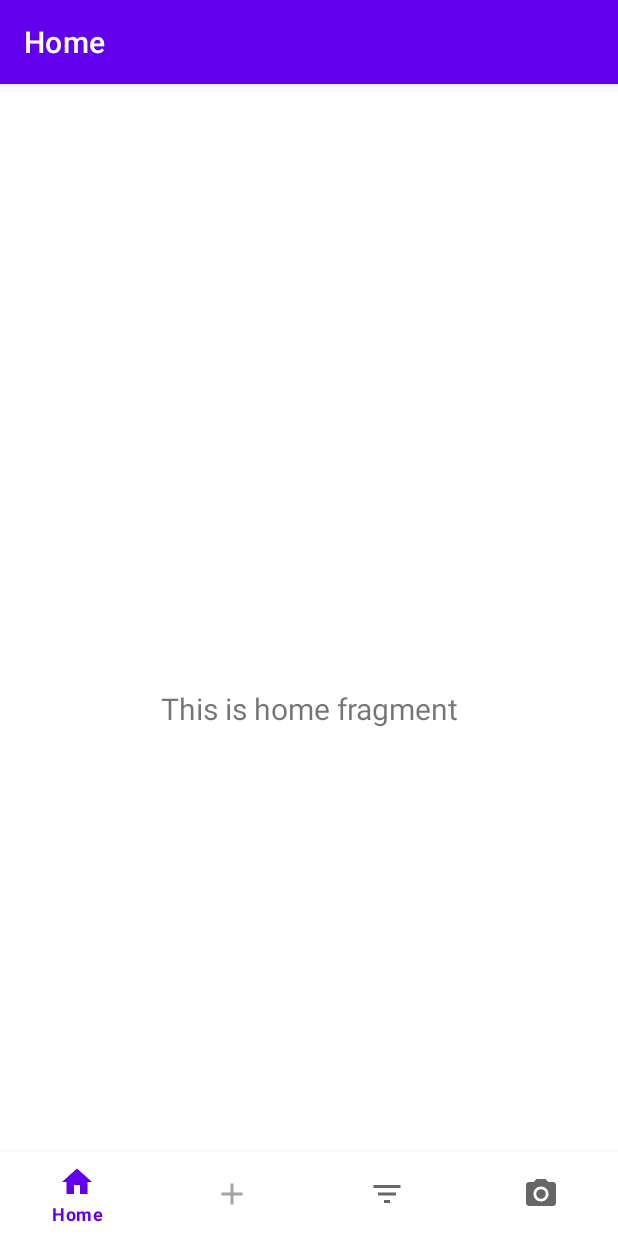
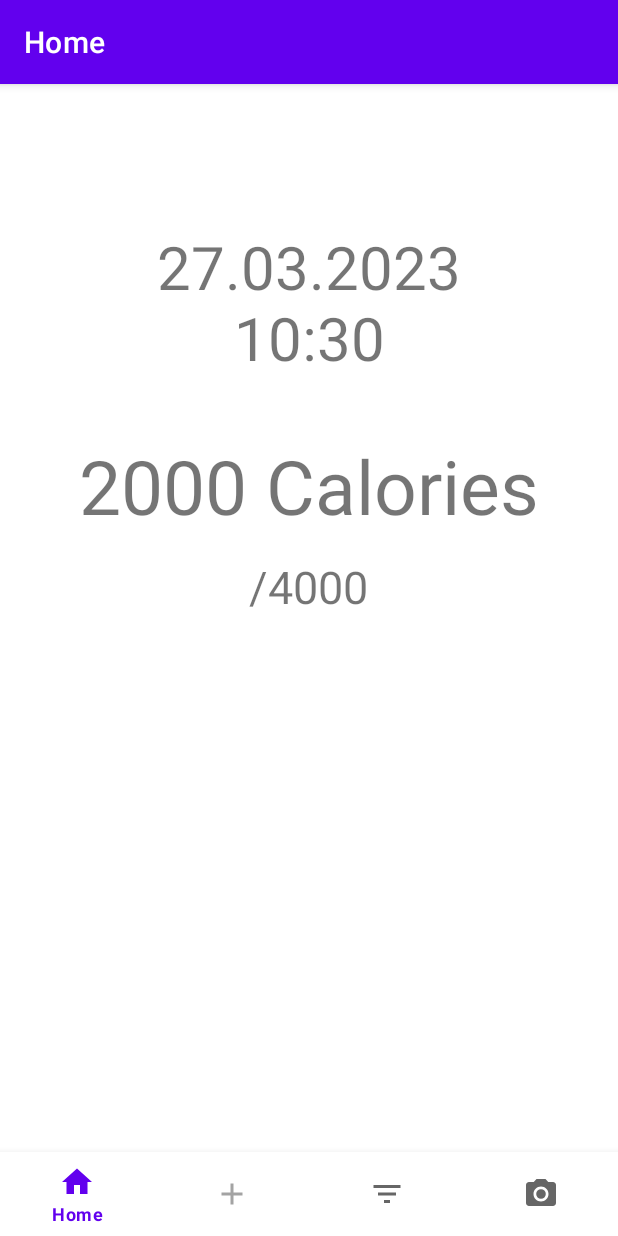
Before and after one commit to Pechlerbastian/NutriCoach, an Android app: the screen it shows after launch (MainActivity), on a phone screen of 412 x 824 dp. Run offline under Robolectric (Android 15) with nearby library versions, the light colour scheme and no system bars; our stand-ins replace navigation-ui.

Commit message:
refactor/add template

```diff
--- a/app/src/main/java/de/uniaugsburg/app/ui/camera/CameraFragment.java
+++ b/app/src/main/java/de/uniaugsburg/app/ui/camera/CameraFragment.java
@@ -5,7 +5,6 @@ import androidx.lifecycle.ViewModelProvider;
 import android.os.Bundle;
 
 import androidx.annotation.NonNull;
-import androidx.annotation.Nullable;
 import androidx.fragment.app.Fragment;
 
 import android.view.LayoutInflater;
@@ -13,10 +12,7 @@ import android.view.View;
 import android.view.ViewGroup;
 import android.widget.TextView;
 
-import de.uniaugsburg.app.R;
 import de.uniaugsburg.app.databinding.FragmentCameraBinding;
-import de.uniaugsburg.app.databinding.FragmentDashboardBinding;
-import de.uniaugsburg.app.ui.dashboard.DashboardViewModel;
 
 public class CameraFragment extends Fragment {
 
--- a/app/src/main/java/de/uniaugsburg/app/ui/home/HomeFragment.java
+++ b/app/src/main/java/de/uniaugsburg/app/ui/home/HomeFragment.java
@@ -8,8 +8,15 @@ import android.widget.TextView;
 
 import androidx.annotation.NonNull;
 import androidx.fragment.app.Fragment;
+import androidx.lifecycle.MutableLiveData;
 import androidx.lifecycle.ViewModelProvider;
 
+import java.text.SimpleDateFormat;
+import java.util.Calendar;
+import java.util.Date;
+import java.util.Locale;
+
+import de.uniaugsburg.app.R;
 import de.uniaugsburg.app.databinding.FragmentHomeBinding;
 
 public class HomeFragment extends Fragment {
@@ -22,11 +29,8 @@ public class HomeFragment extends Fragment {
                 new ViewModelProvider(this).get(HomeViewModel.class);
 
         binding = FragmentHomeBinding.inflate(inflater, container, false);
-        View root = binding.getRoot();
 
-        final TextView textView = binding.textHome;
-        homeViewModel.getText().observe(getViewLifecycleOwner(), textView::setText);
-        return root;
+        return binding.getRoot();
     }
 
     @Override
@@ -34,4 +38,19 @@ public class HomeFragment extends Fragment {
         super.onDestroyView();
         binding = null;
     }
+
+    @Override
+    public void onResume() {
+        super.onResume();
+
+        Date currentTime = Calendar.getInstance().getTime();
+        SimpleDateFormat dt = new SimpleDateFormat("dd.MM.yyyy\nhh:mm", Locale.US);
+        binding.dateText.setText(dt.format(currentTime));
+
+        String consumedCalories = String.format(getString(R.string.calories), 2000);
+        binding.caloriesText.setText(consumedCalories);
+
+        String maxCalories = '/' + String.valueOf(4000);
+        binding.maxCaloriesText.setText(maxCalories);
+    }
 }
--- a/app/src/main/java/de/uniaugsburg/app/ui/home/HomeViewModel.java
+++ b/app/src/main/java/de/uniaugsburg/app/ui/home/HomeViewModel.java
@@ -1,19 +1,18 @@
 package de.uniaugsburg.app.ui.home;
+
+import android.annotation.SuppressLint;
 
 import androidx.lifecycle.LiveData;
 import androidx.lifecycle.MutableLiveData;
 import androidx.lifecycle.ViewModel;
 
+import java.text.SimpleDateFormat;
+import java.util.Calendar;
+import java.util.Date;
 public class HomeViewModel extends ViewModel {
 
-    private final MutableLiveData<String> mText;
+
 
     public HomeViewModel() {
-        mText = new MutableLiveData<>();
-        mText.setValue("This is home fragment");
-    }
-
-    public LiveData<String> getText() {
-        return mText;
     }
 }
--- a/app/src/main/res/layout/fragment_dashboard.xml
+++ b/app/src/main/res/layout/fragment_dashboard.xml
@@ -4,7 +4,7 @@
     xmlns:tools="http://schemas.android.com/tools"
     android:layout_width="match_parent"
     android:layout_height="match_parent"
-    tools:context=".ui.dashboard.DashboardFragment">
+    tools:context=".ui.add.AddFragment">
 
     <TextView
         android:id="@+id/text_dashboard"
--- a/app/src/main/res/layout/fragment_home.xml
+++ b/app/src/main/res/layout/fragment_home.xml
@@ -7,15 +7,38 @@
     tools:context=".ui.home.HomeFragment">
 
     <TextView
-        android:id="@+id/text_home"
-        android:layout_width="match_parent"
+        android:id="@+id/calories_text"
+        android:layout_width="wrap_content"
         android:layout_height="wrap_content"
-        android:layout_marginStart="8dp"
         android:layout_marginTop="8dp"
-        android:layout_marginEnd="8dp"
         android:textAlignment="center"
-        android:textSize="20sp"
+        android:textSize="50sp"
         app:layout_constraintBottom_toBottomOf="parent"
+        app:layout_constraintEnd_toEndOf="parent"
+        app:layout_constraintStart_toStartOf="parent"
+        app:layout_constraintTop_toTopOf="parent"
+        app:layout_constraintVertical_bias="0.267" />
+
+    <TextView
+        android:id="@+id/max_calories_text"
+        android:layout_width="wrap_content"
+        android:layout_height="wrap_content"
+        android:textAlignment="center"
+        android:textSize="30sp"
+        app:layout_constraintBottom_toBottomOf="parent"
+        app:layout_constraintEnd_toEndOf="parent"
+        app:layout_constraintHorizontal_bias="0.498"
+        app:layout_constraintStart_toStartOf="parent"
+        app:layout_constraintTop_toBottomOf="@+id/calories_text"
+        app:layout_constraintVertical_bias="0.032" />
+
+    <TextView
+        android:id="@+id/dateText"
+        android:textSize="40sp"
+        android:layout_width="wrap_content"
+        android:layout_height="wrap_content"
+        android:textAlignment="center"
+        app:layout_constraintBottom_toTopOf="@+id/calories_text"
         app:layout_constraintEnd_toEndOf="parent"
         app:layout_constraintStart_toStartOf="parent"
         app:layout_constraintTop_toTopOf="parent" />
--- a/app/src/main/res/layout/fragment_notifications.xml
+++ b/app/src/main/res/layout/fragment_items.xml
@@ -4,7 +4,7 @@
     xmlns:tools="http://schemas.android.com/tools"
     android:layout_width="match_parent"
     android:layout_height="match_parent"
-    tools:context=".ui.notifications.NotificationsFragment">
+    tools:context=".ui.items.ItemsFragment">
 
     <TextView
         android:id="@+id/text_notifications"
--- a/app/src/main/res/menu/bottom_nav_menu.xml
+++ b/app/src/main/res/menu/bottom_nav_menu.xml
@@ -9,12 +9,12 @@
     <item
         android:id="@+id/navigation_dashboard"
         android:icon="@drawable/ic_add_black"
-        android:title="@string/title_dashboard" />
+        android:title="@string/title_add" />
 
     <item
         android:id="@+id/navigation_notifications"
         android:icon="@drawable/ic_list_black"
-        android:title="@string/title_notifications" />
+        android:title="@string/title_items" />
 
     <item
         android:id="@+id/navigation_camera"
--- a/app/src/main/res/navigation/mobile_navigation.xml
+++ b/app/src/main/res/navigation/mobile_navigation.xml
@@ -13,15 +13,15 @@
 
     <fragment
         android:id="@+id/navigation_dashboard"
-        android:name="de.uniaugsburg.app.ui.dashboard.DashboardFragment"
-        android:label="@string/title_dashboard"
+        android:name="de.uniaugsburg.app.ui.add.AddFragment"
+        android:label="@string/title_add"
         tools:layout="@layout/fragment_dashboard" />
 
     <fragment
         android:id="@+id/navigation_notifications"
-        android:name="de.uniaugsburg.app.ui.notifications.NotificationsFragment"
-        android:label="@string/title_notifications"
-        tools:layout="@layout/fragment_notifications" />
+        android:name="de.uniaugsburg.app.ui.items.ItemsFragment"
+        android:label="@string/title_items"
+        tools:layout="@layout/fragment_items" />
 
  <!-- TODO maybe remove this codeblock-->
     <fragment
--- a/app/src/main/res/values/strings.xml
+++ b/app/src/main/res/values/strings.xml
@@ -1,7 +1,8 @@
 <resources>
     <string name="app_name">App</string>
     <string name="title_home">Home</string>
-    <string name="title_dashboard">Dashboard</string>
-    <string name="title_notifications">Notifications</string>
+    <string name="title_add">Add</string>
+    <string name="title_items">Items</string>
     <string name="title_camera">Camera</string>
+    <string name="calories">%1$d Calories</string>
 </resources>
```
Also changed, not shown: app/src/main/java/de/uniaugsburg/app/ui/add/AddFragment.java (renamed from app/src/main/java/de/uniaugsburg/app/ui/dashboard/DashboardFragment.java, +4 -4 lines), app/src/main/java/de/uniaugsburg/app/ui/add/AddViewModel.java (renamed from app/src/main/java/de/uniaugsburg/app/ui/dashboard/DashboardViewModel.java, +4 -4 lines), app/src/main/java/de/uniaugsburg/app/ui/items/ItemsFragment.java (renamed from app/src/main/java/de/uniaugsburg/app/ui/notifications/NotificationsFragment.java, +7 -7 lines), app/src/main/java/de/uniaugsburg/app/ui/items/ItemsViewModel.java (renamed from app/src/main/java/de/uniaugsburg/app/ui/notifications/NotificationsViewModel.java, +4 -4 lines).
